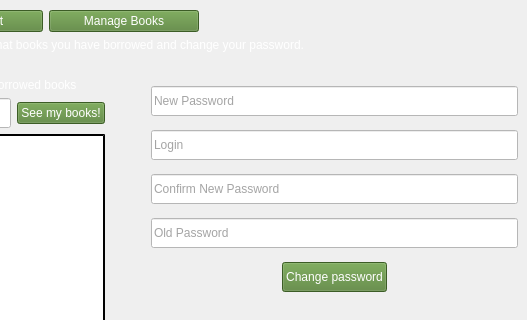
Before: the Qt Designer form adminaccountview.ui in wcislak97/ProdigyLibrary, drawn with Qt 5; both pictures show x 273 to 800 and y 0 to 320 of the 800 by 600 pixel window.
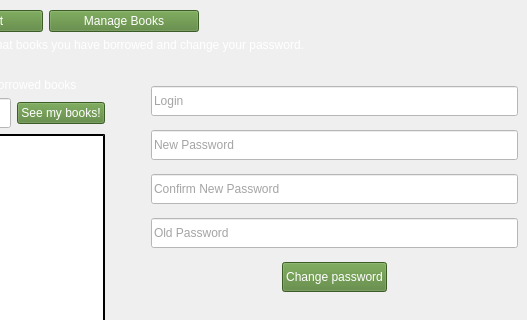
After: the same form once the commit is applied.

```diff
--- a/adminaccountview.ui
+++ b/adminaccountview.ui
@@ -295,7 +295,7 @@
            <number>100</number>
           </property>
           <item>
-           <widget class="QLineEdit" name="lineEdit_new_pass">
+           <widget class="QLineEdit" name="lineEdit_pesel_p">
             <property name="minimumSize">
              <size>
               <width>0</width>
@@ -307,12 +307,12 @@
 color: rgb(74, 74, 74);</string>
             </property>
             <property name="placeholderText">
-             <string>New Password</string>
+             <string>Login</string>
             </property>
            </widget>
           </item>
           <item>
-           <widget class="QLineEdit" name="lineEdit_pesel_p">
+           <widget class="QLineEdit" name="lineEdit_new_pass">
             <property name="minimumSize">
              <size>
               <width>0</width>
@@ -324,7 +324,7 @@
 color: rgb(74, 74, 74);</string>
             </property>
             <property name="placeholderText">
-             <string>Login</string>
+             <string>New Password</string>
             </property>
            </widget>
           </item>
```
